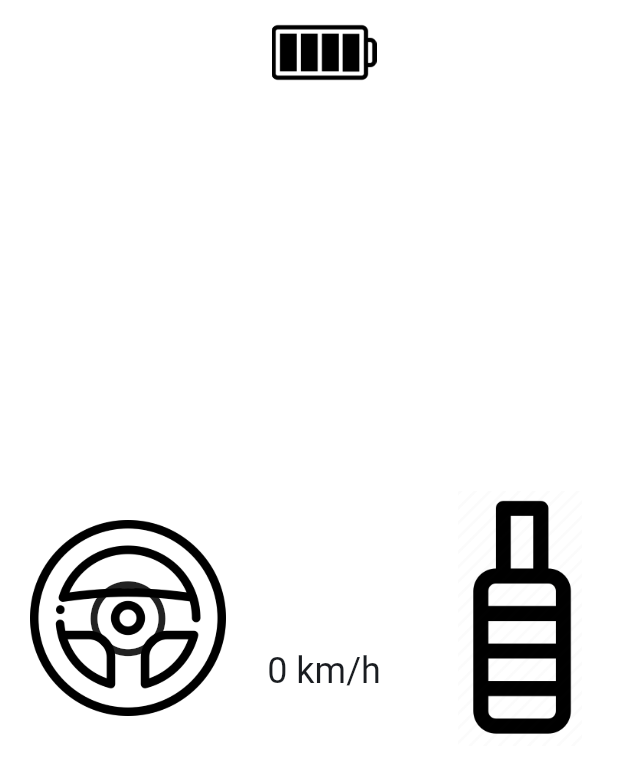
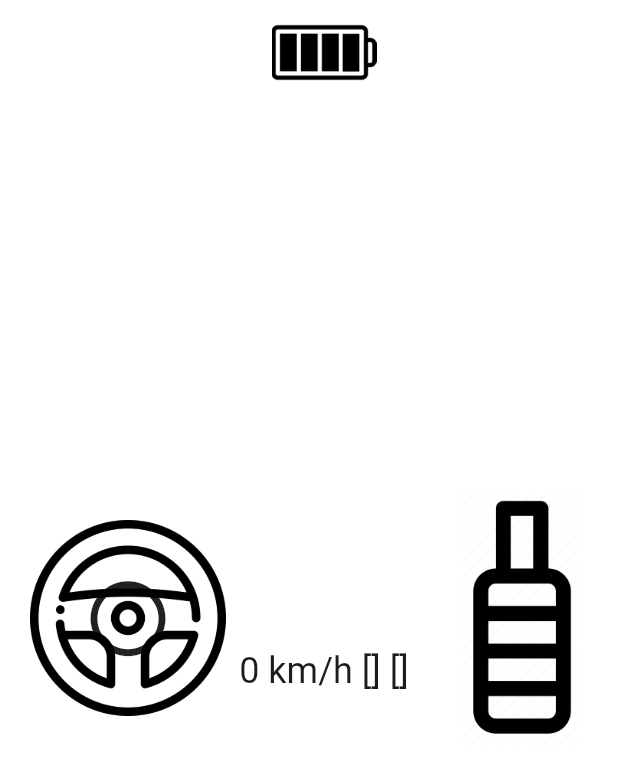
Before and after one commit to flo-sem/steuerung_ek, a Flutter app: the LandscapeControl screen opened directly, on a phone screen of 412 x 824 dp. Shown: the top 773 px of the screen. Run offline on Flutter 3.47's test engine with Material 3 defaults, Android fonts, the phone set to English and light mode, and no system bars; drawn by our look-alikes of sleek_circular_slider; our stand-ins replace convert, flutter_blue_plus, font_awesome_flutter; missing offline and left inert: n_gamepad.

Commit message:
add  buffer values to speed display

```diff
--- a/lib/speedDisplay.dart
+++ b/lib/speedDisplay.dart
@@ -1,6 +1,7 @@
 import 'package:flutter/material.dart';
 import 'package:provider/provider.dart';
 import 'state_manager.dart';
+import 'main.dart';
 
 class SpeedDisplay extends StatefulWidget {
   const SpeedDisplay({Key? key}) : super(key: key);
@@ -11,9 +12,9 @@ class SpeedDisplay extends StatefulWidget {
 class _SpeedDisplayState extends State<SpeedDisplay> {
   @override
   Widget build(BuildContext context) {
-    //var bluetoothValues = Provider.of<MyAppState>(context); noch benötigt??
+    var stateWatch = Provider.of<MyAppState>(context);
     return Consumer<StateManager>(builder: (context, stateManager, child) {
-      return Text('${stateManager.speed} km/h',
+      return Text('${stateManager.speed} km/h ${stateWatch.Test1Buffer.toString()} ${stateWatch.Test2Buffer.toString()}',
                   style: Theme.of(context).textTheme.headlineSmall
       );
     });
```
